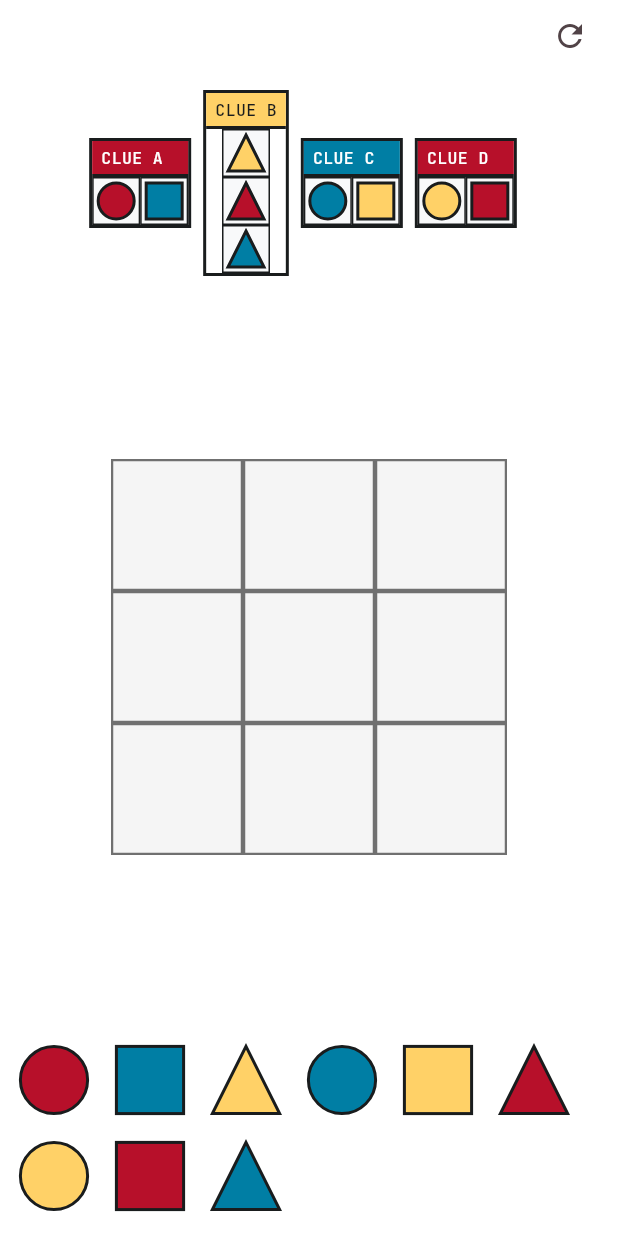
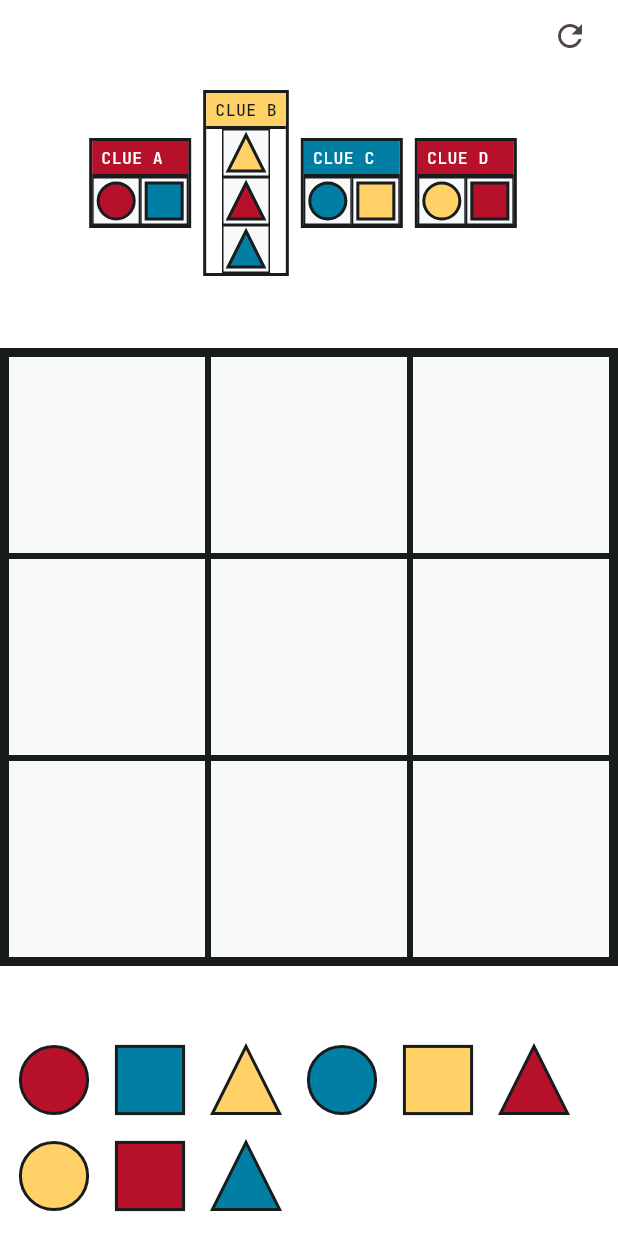
Before and after one commit to koczka990/modulor, a Flutter app: the screen it shows after launch, on a phone screen of 412 x 824 dp. Run offline on Flutter 3.47's test engine with Material 3 defaults, Android fonts, the phone set to English and light mode, and no system bars; our stand-ins replace google_fonts.

Commit message:
feat: full-width BoardGrid with 4px outer and 2px inner ink borders

```diff
--- a/modulor_app/lib/widgets/board_grid.dart
+++ b/modulor_app/lib/widgets/board_grid.dart
@@ -1,41 +1,54 @@
 import 'package:flutter/material.dart';
+import '../app_theme.dart';
+import '../models/drag_data.dart';
 import '../models/piece.dart';
-import '../models/drag_data.dart';
 import 'piece_widget.dart';
 
 class BoardGrid extends StatelessWidget {
   final List<Piece?> board;
   final void Function(DragData data, int targetIndex) onDrop;
-  final double cellSize;
 
   const BoardGrid({
     super.key,
     required this.board,
     required this.onDrop,
-    this.cellSize = 88,
   });
 
   @override
   Widget build(BuildContext context) {
-    return Column(
-      mainAxisSize: MainAxisSize.min,
+    return LayoutBuilder(
+      builder: (context, constraints) {
+        const borderWidth = 4.0;
+        final gridSize = constraints.maxHeight.isFinite
+            ? constraints.maxWidth < constraints.maxHeight
+                ? constraints.maxWidth
+                : constraints.maxHeight
+            : constraints.maxWidth;
+        final cellSize = (gridSize - 2 * borderWidth) / 3;
+        return Container(
+          width: gridSize,
+          height: gridSize,
+          decoration: BoxDecoration(
+            border: Border.all(color: AppColors.ink, width: 4),
+          ),
+          child: Column(
             children: List.generate(3, (row) {
               return Row(
-          mainAxisSize: MainAxisSize.min,
                 children: List.generate(3, (col) {
                   final index = row * 3 + col;
                   final piece = board[index];
                   return DragTarget<DragData>(
-              onAcceptWithDetails: (details) => onDrop(details.data, index),
+                    onAcceptWithDetails: (details) =>
+                        onDrop(details.data, index),
                     builder: (context, candidateData, rejectedData) {
                       return Container(
                         width: cellSize,
                         height: cellSize,
                         decoration: BoxDecoration(
-                    border: Border.all(color: Colors.black54, width: 1.5),
+                          border: Border.all(color: AppColors.ink, width: 2),
                           color: candidateData.isNotEmpty
-                        ? Colors.amber.withOpacity(0.3)
-                        : Colors.grey.shade100,
+                              ? AppColors.secondaryContainer.withOpacity(0.3)
+                              : AppColors.background,
                         ),
                         child: piece == null
                             ? null
@@ -47,14 +60,16 @@ class BoardGrid extends StatelessWidget {
                                 ),
                                 feedback: Material(
                                   color: Colors.transparent,
-                            child: PieceWidget(piece: piece, size: cellSize),
+                                  child: PieceWidget(
+                                      piece: piece, size: cellSize),
                                 ),
                                 childWhenDragging: Container(
                                   width: cellSize,
                                   height: cellSize,
-                            color: Colors.grey.shade200,
+                                  color: AppColors.surfaceContainer,
                                 ),
-                          child: PieceWidget(piece: piece, size: cellSize),
+                                child:
+                                    PieceWidget(piece: piece, size: cellSize),
                               ),
                       );
                     },
@@ -62,6 +77,9 @@ class BoardGrid extends StatelessWidget {
                 }),
               );
             }),
+          ),
+        );
+      },
     );
   }
 }
```
Lines whose indentation alone changed are shown as unchanged.
